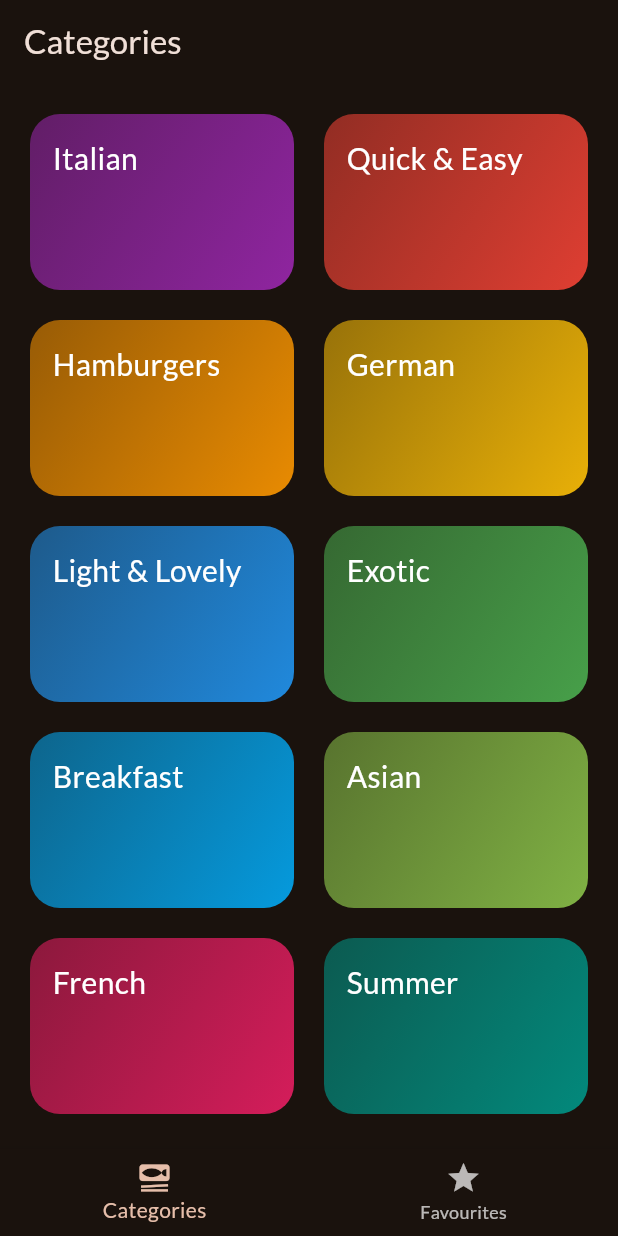
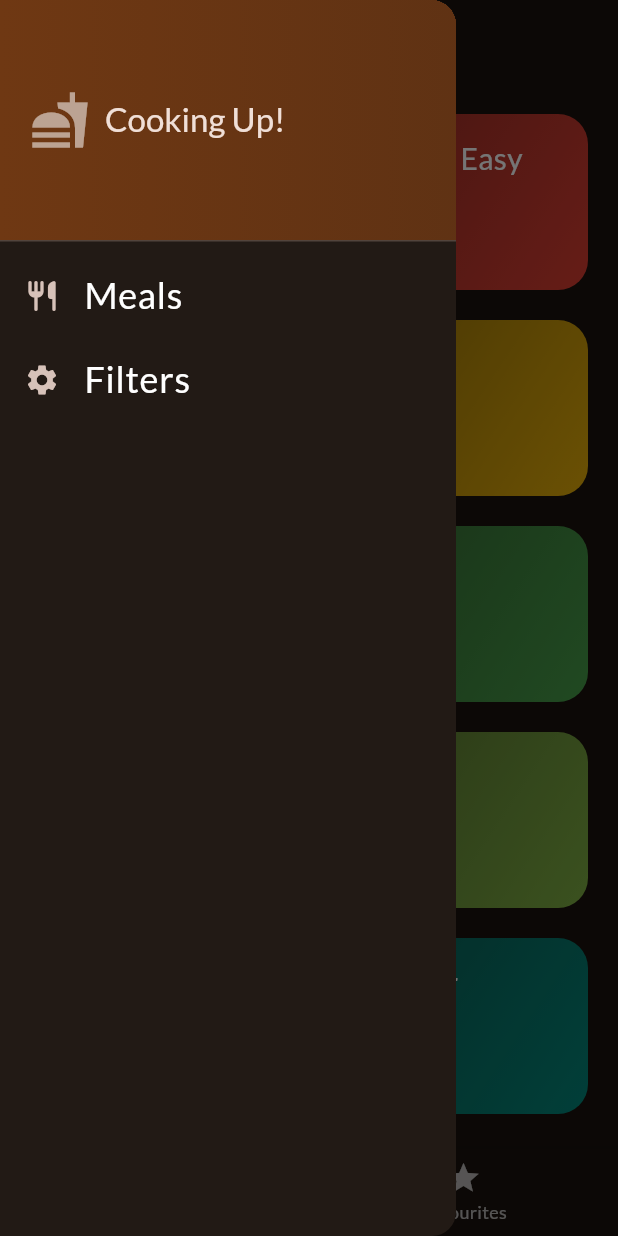
Before and after one commit to MuhammadAhsanAbdulAziz/meal_app, a Flutter app: the screen it shows after launch, with the side drawer open (before the commit the screen has no drawer), on a phone screen of 412 x 824 dp. Run offline on Flutter 3.47's test engine with Material 3 defaults, Android fonts, the phone set to English and light mode, and no system bars; our stand-ins replace google_fonts, transparent_image.

Commit message:
filter functionality added

```diff
--- a/lib/screens/categories_screen.dart
+++ b/lib/screens/categories_screen.dart
@@ -1,19 +1,25 @@
 import 'package:flutter/material.dart';
 import 'package:meal_app/data/dummy_dart.dart';
 import 'package:meal_app/models/category_model.dart';
+import 'package:meal_app/models/meal_model.dart';
 import 'package:meal_app/screens/meals_screen.dart';
 import 'package:meal_app/widgets/category_grid_item.dart';
 
 class CategoriesScreen extends StatelessWidget {
-  const CategoriesScreen({super.key});
+  const CategoriesScreen({required this.filteredMeals,required this.onSelectMeal,super.key});
+
+    final List<MealModel> filteredMeals;
+
+
+  final void Function(MealModel mealModel) onSelectMeal;
 
   void _selectedCategory(BuildContext context, CategoryModel categoryModel) {
-    final filteredList = dummyMeal
+    final filteredList = filteredMeals
         .where((meal) => meal.categories.contains(categoryModel.id))
         .toList();
 
     Navigator.of(context).push(MaterialPageRoute(
-      builder: (context) => MealScreen(meals: filteredList, title: categoryModel.title),
+      builder: (context) => MealScreen(meals: filteredList, title: categoryModel.title, onSelectMeal:onSelectMeal),
     ));
   }
 
--- /dev/null
+++ b/lib/screens/main_drawer.dart
@@ -0,0 +1,56 @@
+import 'package:flutter/material.dart';
+
+class MainDrawer extends StatelessWidget {
+  const MainDrawer({super.key, required this.onSelectScreen});
+
+  final void Function(String Identifier) onSelectScreen;
+
+  @override
+  Widget build(BuildContext context) {
+    return Drawer(
+      child: Column(
+        children: [
+          DrawerHeader(
+            padding: const EdgeInsets.all(20),
+            decoration: BoxDecoration(
+                gradient: LinearGradient(colors: [
+              Theme.of(context).colorScheme.primaryContainer,
+              Theme.of(context).colorScheme.primaryContainer.withOpacity(0.8)
+            ])),
+            child: Row(
+              children: [
+                const Icon(Icons.fastfood_sharp, size: 40, color: Colors.white54),
+                const SizedBox(
+                  width: 10,
+                ),
+                Text("Cooking Up!",
+                    style: Theme.of(context).textTheme.titleLarge!.copyWith(
+                        color: Theme.of(context).colorScheme.onBackground)),
+              ],
+            ),
+          ),
+          ListTile(
+            leading: const Icon(Icons.restaurant_rounded),
+            title: const Text(
+              "Meals",
+              style: TextStyle(color: Colors.white, fontSize: 24),
+            ),
+            onTap: () {
+              onSelectScreen("meals");
+            },
+          ),
+          ListTile(
+            leading: const Icon(Icons.settings),
+            title: const Text(
+              "Filters",
+              style: TextStyle(color: Colors.white, fontSize: 24),
+            ),
+            onTap: () {
+              onSelectScreen("filters");
+            },
+          )
+        ],
+      ),
+    );
+  }
+}
--- a/lib/screens/meals_screen.dart
+++ b/lib/screens/meals_screen.dart
@@ -4,11 +4,13 @@ import 'package:meal_app/screens/meals_detail_screen.dart';
 import 'package:meal_app/widgets/meal_list_item.dart';
 
 class MealScreen extends StatelessWidget {
-  const MealScreen({required this.meals, required this.title, super.key});
+  const MealScreen({required this.onSelectMeal,required this.meals, required this.title, super.key});
+
+  final void Function(MealModel mealModel) onSelectMeal;
 
   void _selectedMeal(BuildContext context, MealModel mealModel) {
     Navigator.of(context).push(MaterialPageRoute(
-      builder: (context) => MealDetailScreen(mealModel: mealModel),
+      builder: (context) => MealDetailScreen(mealModel: mealModel, onToggleFavourite: onSelectMeal),
     ));
   }
 
--- a/lib/screens/tabs.dart
+++ b/lib/screens/tabs.dart
@@ -1,6 +1,17 @@
 import 'package:flutter/material.dart';
+import 'package:meal_app/data/dummy_dart.dart';
+import 'package:meal_app/models/meal_model.dart';
 import 'package:meal_app/screens/categories_screen.dart';
 import 'package:meal_app/screens/favourite_screen.dart';
+import 'package:meal_app/screens/filter_screen.dart';
+import 'package:meal_app/screens/main_drawer.dart';
+
+const Map<Filter, bool> kDefaultFilters = {
+  Filter.glutenFree: false,
+  Filter.lactoseFree: false,
+  Filter.vegetarian: false,
+  Filter.vegan: false,
+};
 
 class TabScreen extends StatefulWidget {
   const TabScreen({super.key});
@@ -10,11 +21,28 @@ class TabScreen extends StatefulWidget {
 }
 
 class _TabScreenState extends State<TabScreen> {
+  final List<MealModel> favMeals = [];
   int _selectedTab = 0;
-   final List _pages = [
-    const CategoriesScreen(),
-    const FavouriteScreen()
-  ];
+  Map<Filter, bool> _selectedFilter = kDefaultFilters;
+
+  void showMessage(String msg) {
+    ScaffoldMessenger.of(context).clearSnackBars();
+    ScaffoldMessenger.of(context).showSnackBar(SnackBar(content: Text(msg)));
+  }
+
+  void addFavMeals(MealModel mealModel) {
+    if (favMeals.contains(mealModel)) {
+      setState(() {
+        favMeals.remove(mealModel);
+      });
+      showMessage("Meal is no longer Favourite");
+    } else {
+      setState(() {
+        favMeals.add(mealModel);
+      });
+      showMessage("Added to Favourite Meals");
+    }
+  }
 
   _changeTab(int index) {
     setState(() {
@@ -24,17 +52,70 @@ class _TabScreenState extends State<TabScreen> {
 
   @override
   Widget build(BuildContext context) {
+    final availableMeals = dummyMeal.where((meal) {
+      if (_selectedFilter[Filter.glutenFree]! && !meal.isGlutenFree) {
+        return false;
+      }
+      if (_selectedFilter[Filter.lactoseFree]! && !meal.isLactoseFree) {
+        return false;
+      }
+      if (_selectedFilter[Filter.vegetarian]! && !meal.isVegetarian) {
+        return false;
+      }
+      if (_selectedFilter[Filter.vegan]! && !meal.isVegan) {
+        return false;
+      }
+      return true;
+    }).toList();
+
+    Widget activeScreen = CategoriesScreen(
+      onSelectMeal: addFavMeals,
+      filteredMeals: availableMeals,
+    );
+    if (_selectedTab == 1) {
+      activeScreen = FavouriteScreen(
+        favMeals: favMeals,
+        onFavMealSelect: addFavMeals,
+      );
+    } else {
+      activeScreen = CategoriesScreen(
+        onSelectMeal: addFavMeals,
+        filteredMeals: availableMeals,
+      );
+    }
+
+    void onSelectScreen(String indentifier) async {
+      Navigator.of(context).pop();
+      if (indentifier == "filters") {
+        final result = await Navigator.of(context)
+            .push<Map<Filter, bool>>(MaterialPageRoute(
+          builder: (context) => FilterScreen(activeFilters: _selectedFilter,),
+        ));
+        print(result);
+
+        setState(() {
+          _selectedFilter = result ?? kDefaultFilters;
+        });
+      }
+    }
+
     return Scaffold(
       appBar: AppBar(
         centerTitle: false,
-        title: _selectedTab == 0 ? const Text("Categories") : const Text("Your Favourties"),
+        title: _selectedTab == 0
+            ? const Text("Categories")
+            : const Text("Your Favourties"),
       ),
-      body: _pages[_selectedTab],
+      drawer: MainDrawer(
+        onSelectScreen: onSelectScreen,
+      ),
+      body: activeScreen,
       bottomNavigationBar: BottomNavigationBar(
         currentIndex: _selectedTab,
         onTap: (value) => _changeTab(value),
         items: const [
-          BottomNavigationBarItem(icon: Icon(Icons.set_meal), label: "Categories"),
+          BottomNavigationBarItem(
+              icon: Icon(Icons.set_meal), label: "Categories"),
           BottomNavigationBarItem(icon: Icon(Icons.star), label: "Favourites"),
         ],
       ),
```
Also changed, not shown: lib/screens/favourite_screen.dart (+54 -4 lines), lib/screens/filter_screen.dart (added, +150 -0 lines), lib/screens/meals_detail_screen.dart (+23 -22 lines).
